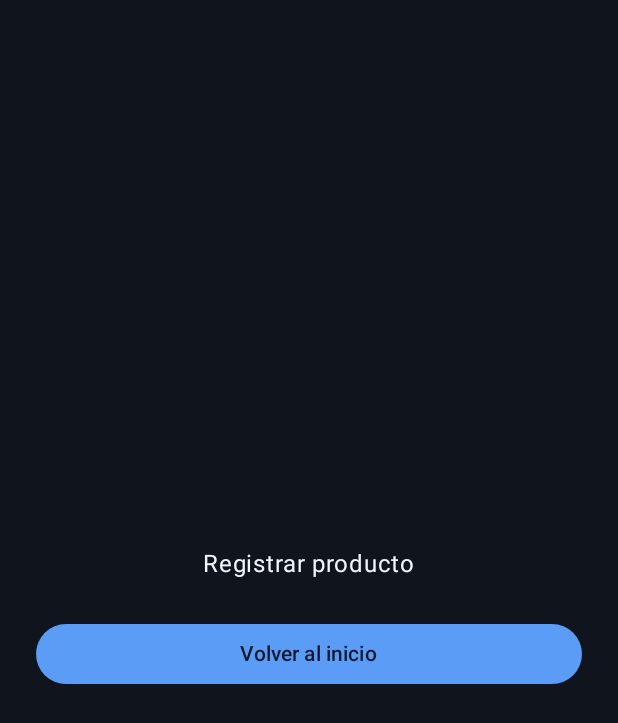
After one commit to DJAngel973/MiInventario, an Android app built with Jetpack Compose: the composable RegisterProductScreen shown on its own in the app's theme, on a phone screen of 412 x 824 dp. The commit adds this screen. Shown: the top 723 px of the screen. Run offline under Robolectric (Android 15) with nearby library versions, the phone set to English and light mode, and no system bars.

Commit message:
feat(ui): agrega navegacion entre inicio y registro

```diff
--- a/shared/src/commonMain/kotlin/co/edu/poli/miinventario/ui/screens/HomeScreen.kt
+++ b/shared/src/commonMain/kotlin/co/edu/poli/miinventario/ui/screens/HomeScreen.kt
@@ -28,7 +28,7 @@ import androidx.compose.ui.unit.sp
 import co.edu.poli.miinventario.ui.theme.InventoryColors
 
 @Composable
-fun HomeScreen() {
+fun HomeScreen(onAddProduct: () -> Unit) {
     Box(
         modifier = Modifier
             .fillMaxSize()
@@ -89,7 +89,7 @@ fun HomeScreen() {
         }
 
         FloatingActionButton(
-            onClick = {},
+            onClick = onAddProduct,
             modifier = Modifier
                 .align(Alignment.BottomEnd)
                 .padding(24.dp),
--- /dev/null
+++ b/shared/src/commonMain/kotlin/co/edu/poli/miinventario/ui/screens/RegisterProductScreen.kt
@@ -0,0 +1,43 @@
+package co.edu.poli.miinventario.ui.screens
+
+import androidx.compose.foundation.background
+import androidx.compose.foundation.layout.Arrangement
+import androidx.compose.foundation.layout.Column
+import androidx.compose.foundation.layout.fillMaxSize
+import androidx.compose.foundation.layout.fillMaxWidth
+import androidx.compose.foundation.layout.padding
+import androidx.compose.foundation.layout.safeContentPadding
+import androidx.compose.material3.Button
+import androidx.compose.material3.Text
+import androidx.compose.runtime.Composable
+import androidx.compose.ui.Alignment
+import androidx.compose.ui.Modifier
+import androidx.compose.ui.unit.dp
+import co.edu.poli.miinventario.ui.theme.InventoryColors
+
+@Composable
+fun RegisterProductScreen(onBack: () -> Unit) {
+    Column(
+        modifier = Modifier
+            .fillMaxSize()
+            .background(InventoryColors.background)
+            .safeContentPadding()
+            .padding(24.dp),
+        verticalArrangement = Arrangement.Center,
+        horizontalAlignment = Alignment.CenterHorizontally
+    ) {
+        Text(
+            text = "Registrar producto",
+            color = InventoryColors.text
+        )
+
+        Button(
+            onClick = onBack,
+            modifier = Modifier
+                .fillMaxWidth()
+                .padding(top = 24.dp)
+        ) {
+            Text("Volver al inicio")
+        }
+    }
+}
```
Also changed, not shown: shared/src/commonMain/kotlin/co/edu/poli/miinventario/App.kt (+19 -1 lines).
